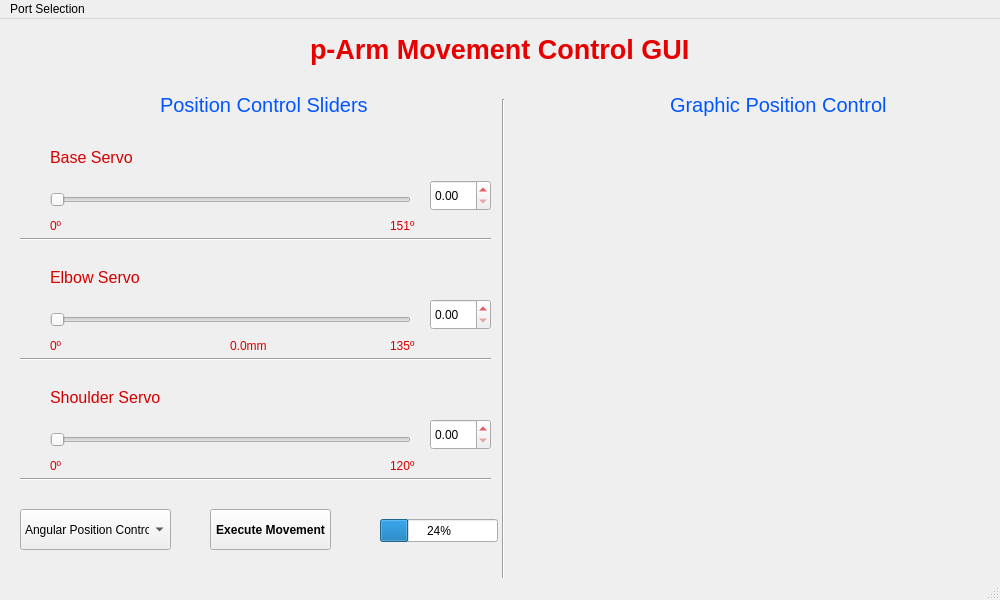
First picture: the form in pArm/GUI/InProgressGUI.ui, repository pArm-TFG/pArm-S1, before the edit.
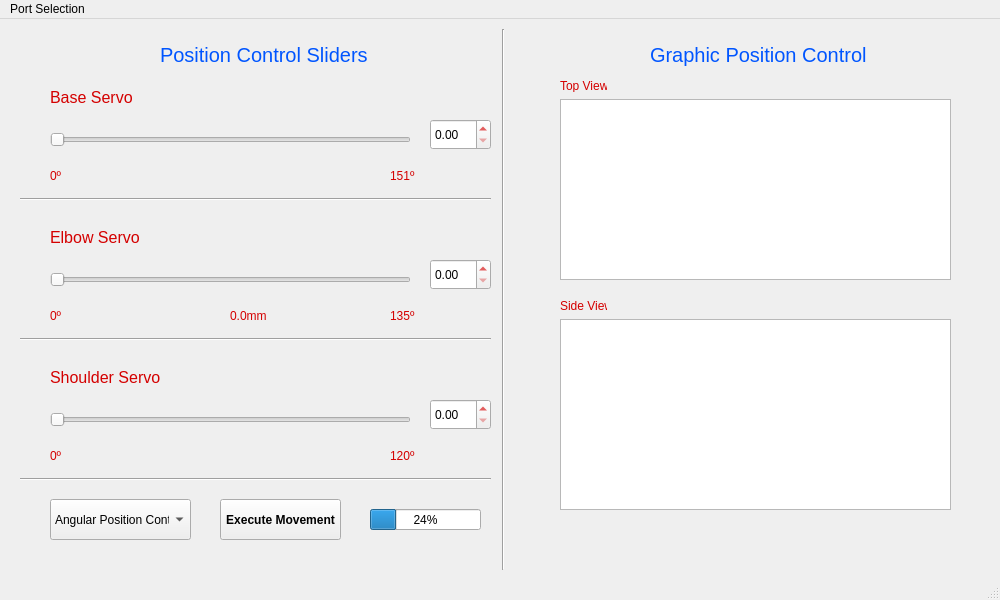
Second picture: the form after the edit. Custom widgets are drawn as their Qt base class.

Commit message: GUI style reworked & graphic views partially added

Patch:
```diff
--- a/pArm/GUI/InProgressGUI.ui
+++ b/pArm/GUI/InProgressGUI.ui
@@ -69,72 +69,11 @@
    <bool>false</bool>
   </property>
   <widget class="QWidget" name="centralwidget">
-   <widget class="QLabel" name="TitleLabel">
-    <property name="geometry">
-     <rect>
-      <x>310</x>
-      <y>-10</y>
-      <width>401</width>
-      <height>81</height>
-     </rect>
-    </property>
-    <property name="palette">
-     <palette>
-      <active>
-       <colorrole role="WindowText">
-        <brush brushstyle="SolidPattern">
-         <color alpha="255">
-          <red>230</red>
-          <green>0</green>
-          <blue>0</blue>
-         </color>
-        </brush>
-       </colorrole>
-      </active>
-      <inactive>
-       <colorrole role="WindowText">
-        <brush brushstyle="SolidPattern">
-         <color alpha="255">
-          <red>230</red>
-          <green>0</green>
-          <blue>0</blue>
-         </color>
-        </brush>
-       </colorrole>
-      </inactive>
-      <disabled>
-       <colorrole role="WindowText">
-        <brush brushstyle="SolidPattern">
-         <color alpha="255">
-          <red>120</red>
-          <green>120</green>
-          <blue>120</blue>
-         </color>
-        </brush>
-       </colorrole>
-      </disabled>
-     </palette>
-    </property>
-    <property name="font">
-     <font>
-      <family>Nirmala UI</family>
-      <pointsize>20</pointsize>
-      <weight>75</weight>
-      <italic>false</italic>
-      <bold>true</bold>
-      <underline>false</underline>
-      <strikeout>false</strikeout>
-     </font>
-    </property>
-    <property name="text">
-     <string>p-Arm Movement Control GUI</string>
-    </property>
-   </widget>
    <widget class="QSlider" name="Slider1">
     <property name="geometry">
      <rect>
       <x>50</x>
-      <y>170</y>
+      <y>110</y>
       <width>361</width>
       <height>22</height>
      </rect>
@@ -150,9 +89,9 @@
     <property name="geometry">
      <rect>
       <x>493</x>
-      <y>80</y>
+      <y>10</y>
       <width>20</width>
-      <height>481</height>
+      <height>541</height>
      </rect>
     </property>
     <property name="orientation">
@@ -163,7 +102,7 @@
     <property name="geometry">
      <rect>
       <x>160</x>
-      <y>70</y>
+      <y>20</y>
       <width>231</width>
       <height>31</height>
      </rect>
@@ -217,8 +156,8 @@
    <widget class="QLabel" name="SubtitleRightLabel">
     <property name="geometry">
      <rect>
-      <x>670</x>
-      <y>70</y>
+      <x>650</x>
+      <y>20</y>
       <width>231</width>
       <height>31</height>
      </rect>
@@ -273,7 +212,7 @@
     <property name="geometry">
      <rect>
       <x>50</x>
-      <y>290</y>
+      <y>250</y>
       <width>361</width>
       <height>22</height>
      </rect>
@@ -289,7 +228,7 @@
     <property name="geometry">
      <rect>
       <x>50</x>
-      <y>410</y>
+      <y>390</y>
       <width>361</width>
       <height>22</height>
      </rect>
@@ -304,9 +243,9 @@
    <widget class="QComboBox" name="comboBoxCoordinates">
     <property name="geometry">
      <rect>
-      <x>20</x>
-      <y>490</y>
-      <width>151</width>
+      <x>50</x>
+      <y>480</y>
+      <width>141</width>
       <height>41</height>
      </rect>
     </property>
@@ -327,8 +266,8 @@
    <widget class="QPushButton" name="ExecuteButton">
     <property name="geometry">
      <rect>
-      <x>210</x>
-      <y>490</y>
+      <x>220</x>
+      <y>480</y>
       <width>121</width>
       <height>41</height>
      </rect>
@@ -350,7 +289,7 @@
     <property name="geometry">
      <rect>
       <x>50</x>
-      <y>130</y>
+      <y>70</y>
       <width>291</width>
       <height>16</height>
      </rect>
@@ -368,7 +307,7 @@
     <property name="geometry">
      <rect>
       <x>50</x>
-      <y>250</y>
+      <y>210</y>
       <width>291</width>
       <height>16</height>
      </rect>
@@ -386,7 +325,7 @@
     <property name="geometry">
      <rect>
       <x>50</x>
-      <y>370</y>
+      <y>350</y>
       <width>301</width>
       <height>16</height>
      </rect>
@@ -404,7 +343,7 @@
     <property name="geometry">
      <rect>
       <x>20</x>
-      <y>210</y>
+      <y>170</y>
       <width>471</width>
       <height>20</height>
      </rect>
@@ -417,7 +356,7 @@
     <property name="geometry">
      <rect>
       <x>20</x>
-      <y>330</y>
+      <y>310</y>
       <width>471</width>
       <height>20</height>
      </rect>
@@ -442,10 +381,10 @@
    <widget class="QProgressBar" name="progressBar">
     <property name="geometry">
      <rect>
-      <x>380</x>
-      <y>500</y>
-      <width>118</width>
-      <height>23</height>
+      <x>370</x>
+      <y>490</y>
+      <width>111</width>
+      <height>21</height>
      </rect>
     </property>
     <property name="cursor">
@@ -459,7 +398,7 @@
     <property name="geometry">
      <rect>
       <x>430</x>
-      <y>161</y>
+      <y>100</y>
       <width>61</width>
       <height>31</height>
      </rect>
@@ -469,7 +408,7 @@
     <property name="geometry">
      <rect>
       <x>430</x>
-      <y>280</y>
+      <y>240</y>
       <width>61</width>
       <height>31</height>
      </rect>
@@ -479,7 +418,7 @@
     <property name="geometry">
      <rect>
       <x>430</x>
-      <y>400</y>
+      <y>380</y>
       <width>61</width>
       <height>31</height>
      </rect>
@@ -489,7 +428,7 @@
     <property name="geometry">
      <rect>
       <x>50</x>
-      <y>200</y>
+      <y>150</y>
       <width>47</width>
       <height>13</height>
      </rect>
@@ -502,7 +441,7 @@
     <property name="geometry">
      <rect>
       <x>390</x>
-      <y>200</y>
+      <y>150</y>
       <width>47</width>
       <height>13</height>
      </rect>
@@ -515,7 +454,7 @@
     <property name="geometry">
      <rect>
       <x>50</x>
-      <y>320</y>
+      <y>290</y>
       <width>47</width>
       <height>13</height>
      </rect>
@@ -528,7 +467,7 @@
     <property name="geometry">
      <rect>
       <x>390</x>
-      <y>320</y>
+      <y>290</y>
       <width>47</width>
       <height>13</height>
      </rect>
@@ -541,7 +480,7 @@
     <property name="geometry">
      <rect>
       <x>50</x>
-      <y>440</y>
+      <y>430</y>
       <width>47</width>
       <height>13</height>
      </rect>
@@ -554,7 +493,7 @@
     <property name="geometry">
      <rect>
       <x>390</x>
-      <y>440</y>
+      <y>430</y>
       <width>47</width>
       <height>13</height>
      </rect>
@@ -567,7 +506,7 @@
     <property name="geometry">
      <rect>
       <x>230</x>
-      <y>320</y>
+      <y>290</y>
       <width>47</width>
       <height>13</height>
      </rect>
@@ -576,6 +515,52 @@
      <string>0.0mm</string>
     </property>
    </widget>
+   <widget class="PlotWidget" name="graphicsView">
+    <property name="geometry">
+     <rect>
+      <x>560</x>
+      <y>80</y>
+      <width>391</width>
+      <height>181</height>
+     </rect>
+    </property>
+   </widget>
+   <widget class="PlotWidget" name="graphicsView_2">
+    <property name="geometry">
+     <rect>
+      <x>560</x>
+      <y>300</y>
+      <width>391</width>
+      <height>191</height>
+     </rect>
+    </property>
+   </widget>
+   <widget class="QLabel" name="label">
+    <property name="geometry">
+     <rect>
+      <x>560</x>
+      <y>60</y>
+      <width>47</width>
+      <height>13</height>
+     </rect>
+    </property>
+    <property name="text">
+     <string>Top View</string>
+    </property>
+   </widget>
+   <widget class="QLabel" name="label_2">
+    <property name="geometry">
+     <rect>
+      <x>560</x>
+      <y>280</y>
+      <width>47</width>
+      <height>13</height>
+     </rect>
+    </property>
+    <property name="text">
+     <string>Side View</string>
+    </property>
+   </widget>
   </widget>
   <widget class="QMenuBar" name="menubar">
    <property name="geometry">
@@ -595,6 +580,13 @@
   </widget>
   <widget class="QStatusBar" name="statusbar"/>
  </widget>
+ <customwidgets>
+  <customwidget>
+   <class>PlotWidget</class>
+   <extends>QGraphicsView</extends>
+   <header>pyqtgraph</header>
+  </customwidget>
+ </customwidgets>
  <resources/>
  <connections/>
 </ui>
```
Left out of the diff: 2 changed lines with no effect on the pictures. The commit also changes 1 other file.
